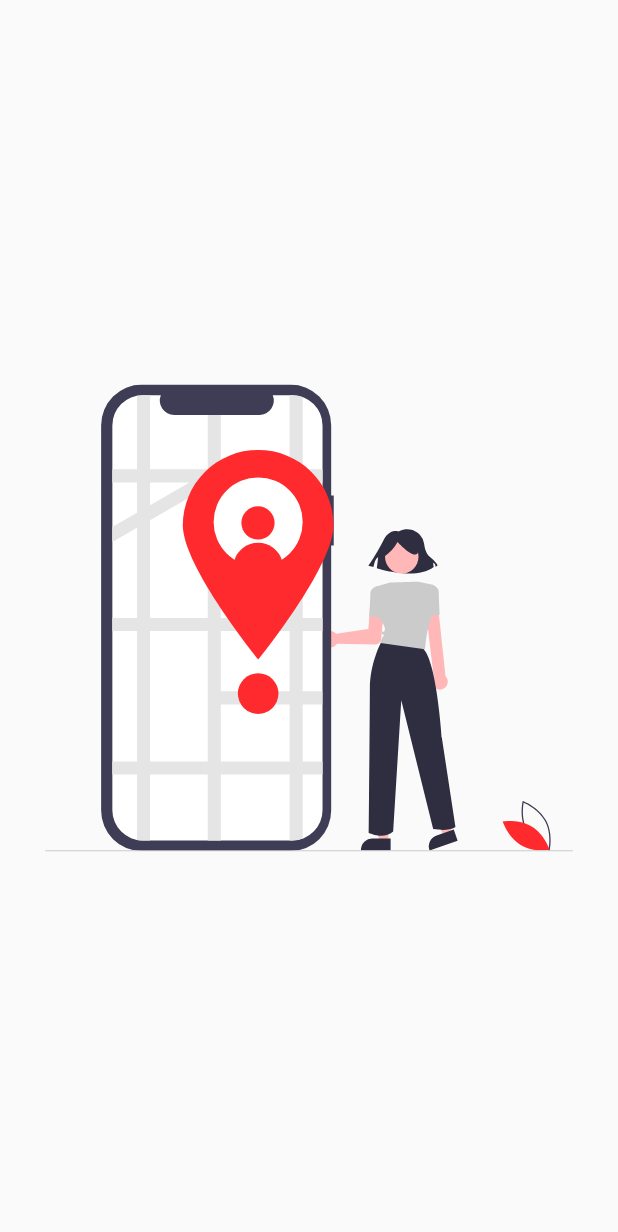
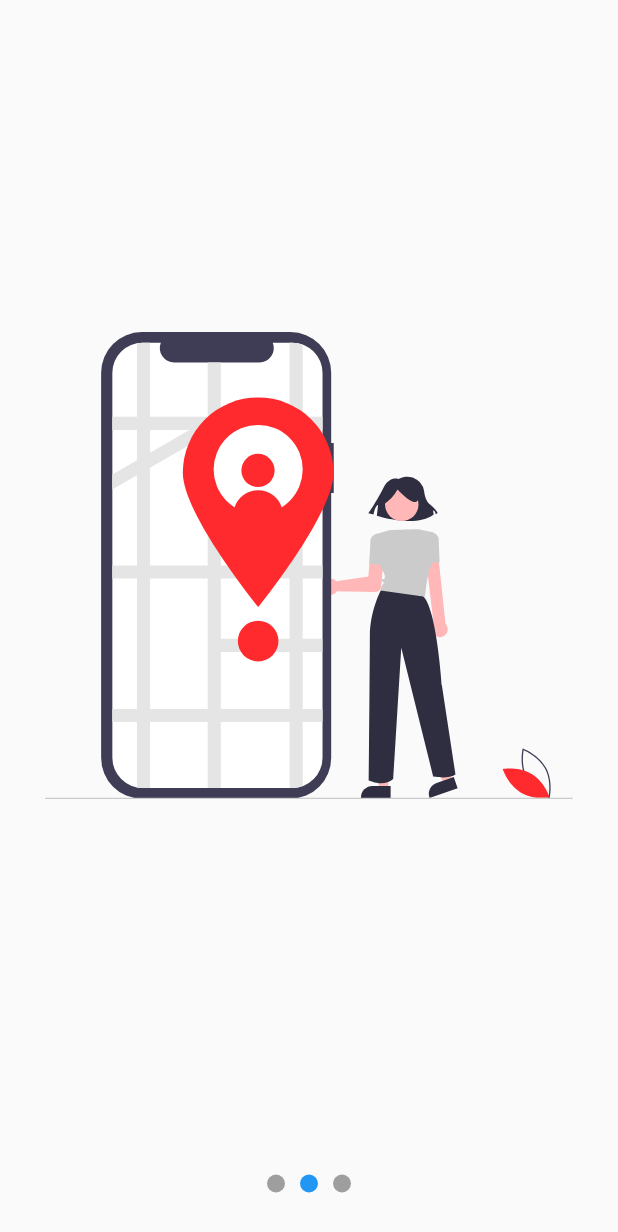
Before and after one commit to eminvrz/flutter-disenos_app, a Flutter app: the screen it shows after launch, swiped to page 2, on a phone screen of 412 x 824 dp. Shown: the top 1232 px of the screen. Run offline on Flutter 3.47's test engine with Material 2 defaults, Android fonts, the phone set to English and light mode, and no system bars; our stand-ins replace flutter_svg.

Commit message:
En proceso de optimizacion

```diff
--- a/lib/main.dart
+++ b/lib/main.dart
@@ -14,7 +14,7 @@ class MyApp extends StatelessWidget {
     return const MaterialApp(
     debugShowCheckedModeBanner: false,
     title: 'Diseños App',
-    home: SlideShowPage()
+    home: SlideshowPage()
     );
   }
 }
--- a/lib/src/labs/circular_progress_page.dart
+++ b/lib/src/labs/circular_progress_page.dart
@@ -20,7 +20,7 @@ class _CircularProgressPageState extends State<CircularProgressPage> with Single
   @override
   void initState() {
 
-    controller = AnimationController(vsync: this, duration: Duration(milliseconds: 800));
+    controller = AnimationController(vsync: this, duration: const Duration(milliseconds: 800));
 
     controller.addListener(() {
 
@@ -37,7 +37,7 @@ class _CircularProgressPageState extends State<CircularProgressPage> with Single
 
   @override
   void dispose() {
-    // TODO: implement dispose
+
     controller.dispose();
   }
 
--- /dev/null
+++ b/lib/src/models/slider_model.dart
@@ -0,0 +1,13 @@
+import 'package:flutter/material.dart';
+
+class SliderModel with ChangeNotifier{
+
+  double _currentPage = 0;
+
+  double get currentPage => _currentPage;
+
+  set currentPage(double currentPage){
+    _currentPage = currentPage;
+    notifyListeners(); // Notificar a los que esten escuchando el cambio
+  }
+}
--- a/lib/src/pages/slideshow_page.dart
+++ b/lib/src/pages/slideshow_page.dart
@@ -1,49 +1,13 @@
+import 'package:disenos_app/src/widgets/slideshow.dart';
 import 'package:flutter/material.dart';
-import 'package:flutter_svg/flutter_svg.dart';
-class SlideShowPage extends StatelessWidget {
-  const SlideShowPage({super.key});
+
+class SlideshowPage extends StatelessWidget {
+  const SlideshowPage({super.key});
 
   @override
   Widget build(BuildContext context) {
-    return const Scaffold(
-      body: Center(
-        child: _Slides()
-      ),
+    return Scaffold(
+      body: Slideshow()
     );
   }
 }
-
-
-class _Slides extends StatelessWidget {
-  const _Slides({super.key});
-
-  @override
-  Widget build(BuildContext context) {
-    return Container(
-      child: PageView(
-        children: <Widget>[
-          _Slide('assets/svgs/slide1.svg'),
-          _Slide('assets/svgs/slide2.svg'),
-          _Slide('assets/svgs/slide3.svg'),
-        ],
-      ),
-    );
-  }
-}
-
-class _Slide extends StatelessWidget {
-
-  final String svg;
-
-  _Slide(this.svg);
-
-  @override
-  Widget build(BuildContext context) {
-    return Container(
-      width: double.infinity,
-      height: double.infinity,
-      padding: const EdgeInsets.all(30),
-      child: SvgPicture.asset(svg),
-    );
-  }
-}
--- a/lib/src/widgets/headers.dart
+++ b/lib/src/widgets/headers.dart
@@ -1,17 +1,20 @@
 import 'package:flutter/material.dart';
 
 class HeaderCuadrado extends StatelessWidget {
+  const HeaderCuadrado({super.key});
 
   @override
   Widget build(BuildContext context) {
     return Container(
       height: 300,
-      color: Color(0xff615AAB),
+      color: const Color(0xff615AAB),
     );
   }
 }
 
 class HeaderBorderRedondeados extends StatelessWidget {
+  const HeaderBorderRedondeados({super.key});
+
 
   @override
   Widget build(BuildContext context) {
@@ -29,6 +32,8 @@ class HeaderBorderRedondeados extends StatelessWidget {
 }
 
 class HeaderDiagonal extends StatelessWidget {
+  const HeaderDiagonal({super.key});
+
 
   @override
   Widget build(BuildContext context) {
@@ -55,7 +60,7 @@ class _HeaderDiagonalPainter extends CustomPainter {
     paint.style = PaintingStyle.fill; // stroke para los bordes y fill para cuando lo queremos rellenar
     paint.strokeWidth = 2;
 
-    final path = new Path();
+    final path = Path();
 
     //Dibujar con el path y el lapiz o paint
     path.moveTo(0, size.height * 0.35);
@@ -74,7 +79,7 @@ class _HeaderDiagonalPainter extends CustomPainter {
 }
 
 class HeaderTriangular extends StatelessWidget {
-
+  const HeaderTriangular({super.key});
   @override
   Widget build(BuildContext context) {
     return Container(
@@ -100,7 +105,7 @@ class _HeaderTriangularPainter extends CustomPainter {
     paint.style = PaintingStyle.fill; // stroke para los bordes y fill para cuando lo queremos rellenar
     paint.strokeWidth = 21;
 
-    final path = new Path();
+    final path = Path();
 
     //Dibujar con el path y el lapiz o paint
     path.lineTo(size.width, size.height );
@@ -118,7 +123,7 @@ class _HeaderTriangularPainter extends CustomPainter {
 }
 
 class HeaderPico extends StatelessWidget {
-
+  const HeaderPico({super.key});
   @override
   Widget build(BuildContext context) {
     return Container(
--- a/lib/src/widgets/radial_progress.dart
+++ b/lib/src/widgets/radial_progress.dart
@@ -5,6 +5,7 @@ import 'package:flutter/material.dart';
 
 class RadialProgress extends StatefulWidget {
 
+  // ignore: prefer_typing_uninitialized_variables
   final porcentaje;
   final Color colorPrimario;
   final Color colorSecundario;
@@ -33,7 +34,7 @@ class _RadialProgressState extends State<RadialProgress> with SingleTickerProvid
   void initState() {
 
     porcentajeAnterior = widget.porcentaje;
-    controller = AnimationController(vsync: this, duration: Duration(milliseconds: 200));
+    controller = AnimationController(vsync: this, duration: const Duration(milliseconds: 200));
 
 
     super.initState();
@@ -58,7 +59,7 @@ class _RadialProgressState extends State<RadialProgress> with SingleTickerProvid
       animation: controller,
       builder: (BuildContext context, Widget ? child ){
         return Container(
-        padding: EdgeInsets.all(10),
+        padding: const EdgeInsets.all(10),
         width: double.infinity,
         height: double.infinity,
         child: CustomPaint(
@@ -80,6 +81,7 @@ class _RadialProgressState extends State<RadialProgress> with SingleTickerProvid
 
 class _MiRadialProgress extends CustomPainter{
 
+    // ignore: prefer_typing_uninitialized_variables
     final porcentaje;
     final Color colorPrimario;
     final Color colorSecundario;
--- /dev/null
+++ b/lib/src/widgets/slideshow.dart
@@ -0,0 +1,126 @@
+
+import 'package:disenos_app/src/models/slider_model.dart';
+import 'package:flutter/material.dart';
+import 'package:flutter_svg/svg.dart';
+import 'package:provider/provider.dart';
+
+// ignore: use_key_in_widget_constructors
+class Slideshow extends StatelessWidget {
+
+  @override
+  Widget build(BuildContext context) {
+    return ChangeNotifierProvider(
+      create: (_) => SliderModel(),
+      child: Center(
+          child: Column(
+            children: <Widget>[
+               Expanded(
+                child: _Slides()
+              ),
+              _Dots()
+            ],
+          )
+        ),
+    );
+  }
+}
+
+class _Dots extends StatelessWidget {
+  @override
+  Widget build(BuildContext context) {
+    return Container(
+      width: double.infinity, // todo el ancho posible
+      height: 70,
+      //color: Colors.red,
+      child: Row(
+        mainAxisAlignment: MainAxisAlignment.center,
+        children: <Widget>[
+          _Dot(0),
+          _Dot(1),
+          _Dot(2),
+        ],
+      ),
+    );
+  }
+}
+
+class _Dot extends StatelessWidget {
+
+  final int index;
+
+    _Dot( this.index);
+
+  @override
+  Widget build(BuildContext context) {
+
+    final pageViewIndex = Provider.of<SliderModel>(context).currentPage;
+
+    return AnimatedContainer(
+      duration: const Duration(milliseconds: 200),
+      width: 12,
+      height: 12,
+      margin: const EdgeInsets.symmetric(horizontal: 5),
+      decoration: BoxDecoration(
+        color: ( pageViewIndex >= index - 0.5 && pageViewIndex < index + 0.5)
+                  ? Colors.blue : Colors.grey,
+        shape: BoxShape.circle
+      ),
+    );
+  }
+}
+
+class _Slides extends StatefulWidget {
+
+  @override
+  State<_Slides> createState() => _SlidesState();
+}
+
+class _SlidesState extends State<_Slides> {
+
+  final pageViewController = PageController();
+
+  @override
+  void initState() {
+    super.initState();
+    pageViewController.addListener(() { // Este para escuchar y que sepamos en que pagina estamos
+      print('Pagina actual: ${pageViewController.page}');
+
+      // Actualizar el provider, sliderModel
+      Provider.of<SliderModel>(context, listen: false).currentPage = pageViewController.page!;
+    });
+  }
+
+  @override
+  void dispose() {
+    pageViewController.dispose();
+    super.dispose();
+  }
+  @override
+  Widget build(BuildContext context) {
+    return PageView(
+      controller: pageViewController,
+      children: <Widget>[
+        _Slide('assets/svgs/slide1.svg'),
+        _Slide('assets/svgs/slide2.svg'),
+        _Slide('assets/svgs/slide3.svg'),
+      ],
+    );
+  }
+}
+
+class _Slide extends StatelessWidget {
+
+  final String svg;
+
+  _Slide(this.svg);
+
+  @override
+  Widget build(BuildContext context) {
+    return Container(
+      width: double.infinity,
+      height: double.infinity,
+      padding: const EdgeInsets.all(30),
+      child: SvgPicture.asset(svg),
+    );
+  }
+}
```
Also changed, not shown: lib/src/labs/slideshow_page.dart (added, +131 -0 lines), pubspec.yaml (+4 -11 lines), pubspec.lock, 1 other file.
